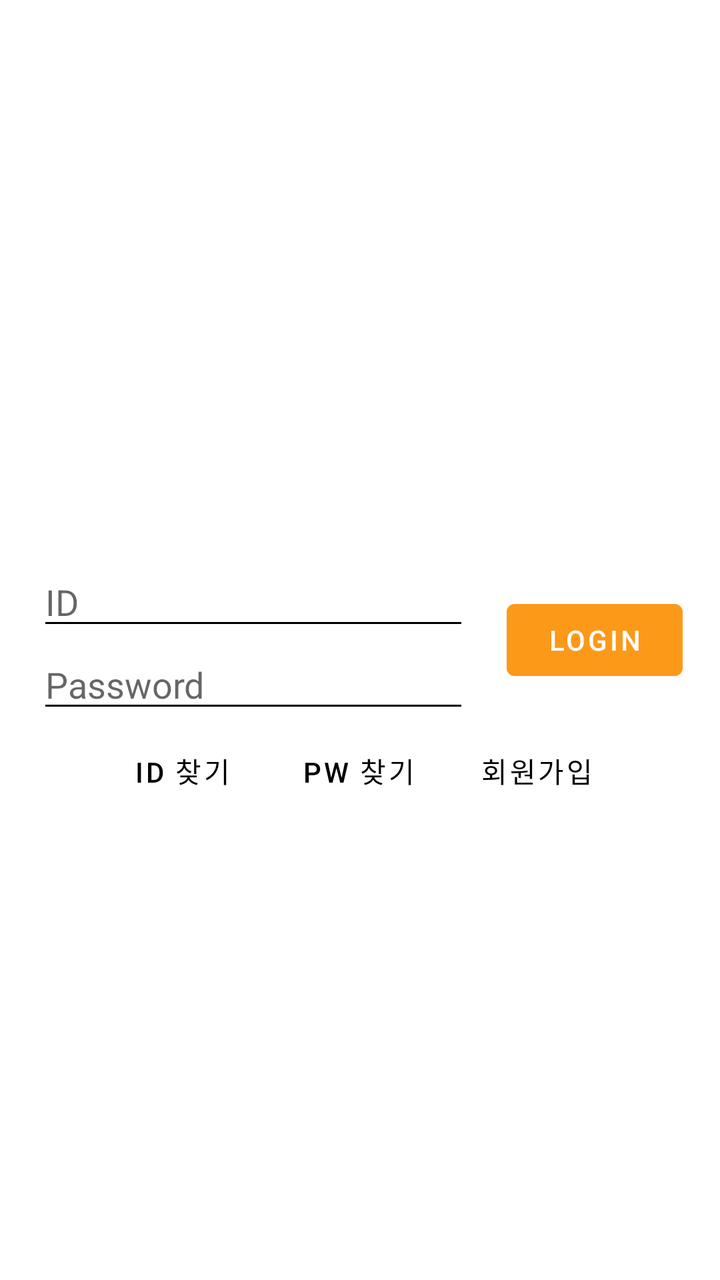
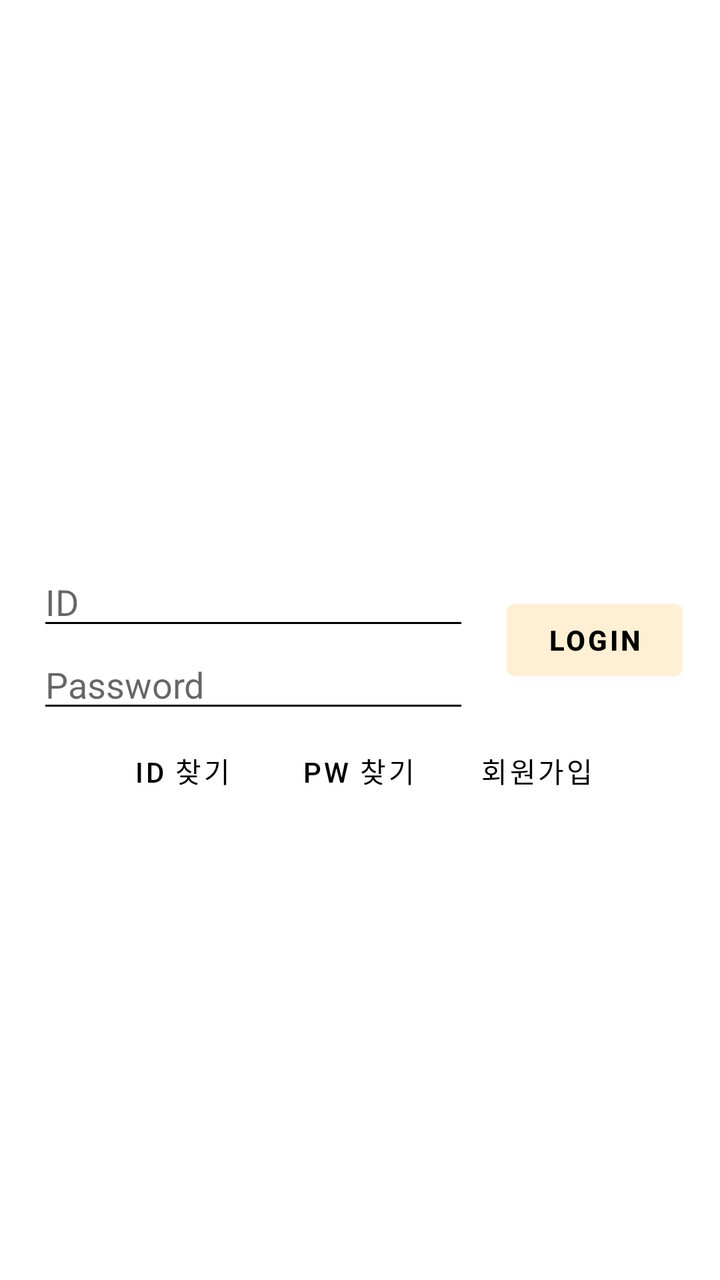

Screens rendered from an Android XML layout before and after an edit, with the pre-edit source and the edit as a unified diff.
<!-- AndroidManifest.xml: application theme Theme.ReportView_003 -->
<!-- res/layout/login_main.xml -->
<?xml version="1.0" encoding="utf-8"?>
<androidx.constraintlayout.widget.ConstraintLayout
    xmlns:android="http://schemas.android.com/apk/res/android"
    xmlns:app="http://schemas.android.com/apk/res-auto"
    android:layout_width="match_parent"
    android:layout_height="match_parent">

    
    <EditText
        android:id="@+id/id_input"
        android:layout_width="0dp"
        android:layout_height="wrap_content"
        android:hint="ID"
        android:inputType="text"
        app:layout_constraintStart_toStartOf="parent"
        app:layout_constraintEnd_toStartOf="@+id/login_bt"
        app:layout_constraintTop_toTopOf="parent"
        app:layout_constraintBottom_toTopOf="@+id/pw_input"
        app:layout_constraintWidth_percent="0.6"
        app:layout_constraintVertical_chainStyle="packed" />

    
    <EditText
        android:id="@+id/pw_input"
        android:layout_width="0dp"
        android:layout_height="wrap_content"
        android:hint="Password"
        android:inputType="textPassword"
        app:layout_constraintStart_toStartOf="@+id/id_input"
        app:layout_constraintEnd_toEndOf="@+id/id_input"
        app:layout_constraintTop_toBottomOf="@+id/id_input"
        app:layout_constraintBottom_toBottomOf="parent"
        app:layout_constraintWidth_percent="0.6" />

    
    <Button
        android:id="@+id/login_bt"
        android:layout_width="wrap_content"
        android:layout_height="wrap_content"
        android:text="Login"
        app:layout_constraintStart_toEndOf="@+id/id_input"
        app:layout_constraintEnd_toEndOf="parent"
        app:layout_constraintTop_toTopOf="@+id/id_input"
        app:layout_constraintBottom_toBottomOf="@+id/pw_input" />

    <LinearLayout
        android:layout_width="wrap_content"
        android:layout_height="wrap_content"
        app:layout_constraintEnd_toEndOf="parent"
        app:layout_constraintStart_toStartOf="parent"
        app:layout_constraintTop_toBottomOf="@+id/pw_input">

        
        <Button
            android:id="@+id/find_id"
            android:layout_width="wrap_content"
            android:layout_height="wrap_content"
            android:background="@android:color/transparent"
            android:text="ID 찾기"
            android:textColor="@android:color/black"
            app:layout_constraintStart_toStartOf="parent" />

        
        <Button
            android:id="@+id/find_pw"
            android:layout_width="wrap_content"
            android:layout_height="wrap_content"
            android:background="@android:color/transparent"
            android:text="PW 찾기"
            android:textColor="@android:color/black"
            app:layout_constraintEnd_toEndOf="parent"
            app:layout_constraintStart_toEndOf="@+id/find_id" />

        <Button
            android:id="@+id/signup"
            android:layout_width="wrap_content"
            android:layout_height="wrap_content"
            android:background="@android:color/transparent"
            android:text="회원가입"
            android:textColor="@android:color/black"
            app:layout_constraintEnd_toEndOf="parent"
            app:layout_constraintStart_toEndOf="@+id/find_id" />

    </LinearLayout>

</androidx.constraintlayout.widget.ConstraintLayout>
<!-- resources referenced by this layout -->
<resources>
  <style name="Theme.ReportView_003" parent="Theme.MaterialComponents.DayNight.NoActionBar">
          
          <item name="colorPrimary">@color/bg_color</item>
          <item name="colorPrimaryVariant">@color/orange_dark</item>
          <item name="colorOnPrimary">@color/white</item>
          
          <item name="colorSecondary">@color/teal_200</item>
          <item name="colorSecondaryVariant">@color/teal_700</item>
          <item name="colorOnSecondary">@color/black</item>
          
          <item name="android:statusBarColor">?attr/colorPrimaryVariant</item>
          
          
          <item name="android:textColorPrimary">@color/black</item>
          <item name="android:textColorSecondary">@color/black</item>
  
          
          <item name="android:navigationBarColor">@color/bg_color</item>
      </style>
  <color name="bg_color">#FC9918</color>"
  <color name="orange_dark">#875B00</color>"
  <color name="white">#FFFFFFFF</color>
  <color name="teal_200">#FF03DAC5</color>
  <color name="teal_700">#FF018786</color>
  <color name="black">#FF000000</color>
</resources>

<!-- the commit's change to res/layout/login_main.xml (unified diff, before → after) -->
@@ -38,6 +38,8 @@
         android:layout_width="wrap_content"
         android:layout_height="wrap_content"
         android:text="Login"
+        android:textStyle="bold"
+        android:textColor="?attr/colorOnSecondary"
         app:layout_constraintStart_toEndOf="@+id/id_input"
         app:layout_constraintEnd_toEndOf="parent"
         app:layout_constraintTop_toTopOf="@+id/id_input"
@@ -57,7 +59,6 @@
             android:layout_height="wrap_content"
             android:background="@android:color/transparent"
             android:text="ID 찾기"
-            android:textColor="@android:color/black"
             app:layout_constraintStart_toStartOf="parent" />
 
         
@@ -67,7 +68,6 @@
             android:layout_height="wrap_content"
             android:background="@android:color/transparent"
             android:text="PW 찾기"
-            android:textColor="@android:color/black"
             app:layout_constraintEnd_toEndOf="parent"
             app:layout_constraintStart_toEndOf="@+id/find_id" />
 
@@ -77,7 +77,6 @@
             android:layout_height="wrap_content"
             android:background="@android:color/transparent"
             android:text="회원가입"
-            android:textColor="@android:color/black"
             app:layout_constraintEnd_toEndOf="parent"
             app:layout_constraintStart_toEndOf="@+id/find_id" />
 
<!-- resource entries referenced after the edit -->
@@ -3,27 +3,25 @@
   <style name="Theme.ReportView_003" parent="Theme.MaterialComponents.DayNight.NoActionBar">
           
           <item name="colorPrimary">@color/bg_color</item>
-          <item name="colorPrimaryVariant">@color/orange_dark</item>
-          <item name="colorOnPrimary">@color/white</item>
+          <item name="colorPrimaryVariant">@color/bg_color</item>
+          <item name="colorOnPrimary">@color/black</item>
           
-          <item name="colorSecondary">@color/teal_200</item>
-          <item name="colorSecondaryVariant">@color/teal_700</item>
+          <item name="colorSecondary">#E4E4E4</item>
+          <item name="colorSecondaryVariant">#D1D1D1</item>
           <item name="colorOnSecondary">@color/black</item>
           
           <item name="android:statusBarColor">?attr/colorPrimaryVariant</item>
           
           
+          <item name="android:textColor">@color/black</item>
           <item name="android:textColorPrimary">@color/black</item>
           <item name="android:textColorSecondary">@color/black</item>
   
           
           <item name="android:navigationBarColor">@color/bg_color</item>
+          <item name="android:tint">@color/black</item>
       </style>
-  <color name="bg_color">#FC9918</color>"
-  <color name="orange_dark">#875B00</color>"
-  <color name="white">#FFFFFFFF</color>
-  <color name="teal_200">#FF03DAC5</color>
-  <color name="teal_700">#FF018786</color>
+  <color name="bg_color">#FFEFD5</color>"
   <color name="black">#FF000000</color>
 </resources>
 
